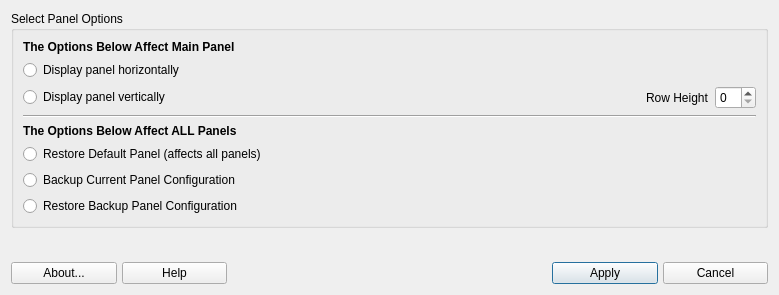
First picture: the form in mxpanelorientation.ui, repository AdrianTM/mx-panel-orientation, before the edit.
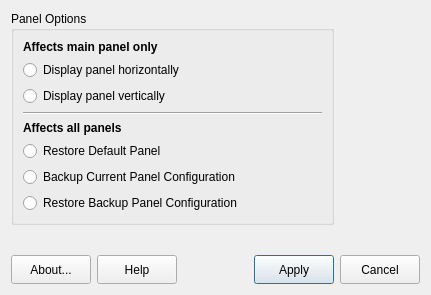
Second picture: the form after the edit. Icons and pictures are not drawn.

Commit message: no-row-height version

What changed in the file:
```diff
--- a/mxpanelorientation.ui
+++ b/mxpanelorientation.ui
@@ -6,7 +6,7 @@
    <rect>
     <x>0</x>
     <y>0</y>
-    <width>779</width>
+    <width>404</width>
     <height>295</height>
    </rect>
   </property>
@@ -14,206 +14,16 @@
    <string>MX Panel Orientation</string>
   </property>
   <layout class="QGridLayout" name="gridLayout">
-   <item row="2" column="0">
-    <layout class="QGridLayout" name="buttonBar" columnstretch="0,0,0,0,0,0,0,0,0,0">
-     <property name="sizeConstraint">
-      <enum>QLayout::SetDefaultConstraint</enum>
-     </property>
-     <property name="leftMargin">
-      <number>0</number>
-     </property>
-     <property name="topMargin">
-      <number>0</number>
-     </property>
-     <property name="rightMargin">
-      <number>0</number>
-     </property>
-     <property name="bottomMargin">
-      <number>0</number>
-     </property>
-     <property name="spacing">
-      <number>5</number>
-     </property>
-     <item row="0" column="1">
-      <widget class="QPushButton" name="buttonHelp">
-       <property name="sizePolicy">
-        <sizepolicy hsizetype="Minimum" vsizetype="Preferred">
-         <horstretch>0</horstretch>
-         <verstretch>0</verstretch>
-        </sizepolicy>
-       </property>
-       <property name="toolTip">
-        <string>Display help </string>
-       </property>
-       <property name="text">
-        <string>Help</string>
-       </property>
-       <property name="icon">
-        <iconset>
-         <normaloff>../../../../../../../../usr/share/mx-panel-orientation/icons/gnome-help.png</normaloff>../../../../../../../../usr/share/mx-panel-orientation/icons/gnome-help.png</iconset>
-       </property>
-       <property name="shortcut">
-        <string>Alt+H</string>
-       </property>
-      </widget>
-     </item>
-     <item row="0" column="5">
-      <spacer name="horizontalSpacer2">
-       <property name="orientation">
-        <enum>Qt::Horizontal</enum>
-       </property>
-       <property name="sizeType">
-        <enum>QSizePolicy::Minimum</enum>
-       </property>
-       <property name="sizeHint" stdset="0">
-        <size>
-         <width>100</width>
-         <height>20</height>
-        </size>
-       </property>
-      </spacer>
-     </item>
-     <item row="0" column="0">
-      <widget class="QPushButton" name="buttonAbout">
-       <property name="sizePolicy">
-        <sizepolicy hsizetype="Minimum" vsizetype="Preferred">
-         <horstretch>0</horstretch>
-         <verstretch>0</verstretch>
-        </sizepolicy>
-       </property>
-       <property name="toolTip">
-        <string>About this application</string>
-       </property>
-       <property name="text">
-        <string>About...</string>
-       </property>
-       <property name="icon">
-        <iconset>
-         <normaloff>../../../../../../../../usr/share/mx-panel-orientation/icons/accessories-text-editor.png</normaloff>../../../../../../../../usr/share/mx-panel-orientation/icons/accessories-text-editor.png</iconset>
-       </property>
-       <property name="shortcut">
-        <string>Alt+B</string>
-       </property>
-       <property name="autoDefault">
-        <bool>true</bool>
-       </property>
-      </widget>
-     </item>
-     <item row="0" column="2">
-      <spacer name="horizontalSpacer1">
-       <property name="orientation">
-        <enum>Qt::Horizontal</enum>
-       </property>
-       <property name="sizeType">
-        <enum>QSizePolicy::Minimum</enum>
-       </property>
-       <property name="sizeHint" stdset="0">
-        <size>
-         <width>183</width>
-         <height>20</height>
-        </size>
-       </property>
-      </spacer>
-     </item>
-     <item row="0" column="9">
-      <widget class="QPushButton" name="buttonCancel">
-       <property name="sizePolicy">
-        <sizepolicy hsizetype="Minimum" vsizetype="Preferred">
-         <horstretch>0</horstretch>
-         <verstretch>0</verstretch>
-        </sizepolicy>
-       </property>
-       <property name="toolTip">
-        <string>Quit application</string>
-       </property>
-       <property name="text">
-        <string>Cancel</string>
-       </property>
-       <property name="icon">
-        <iconset>
-         <normaloff>../../../../../../../../usr/share/mx-panel-orientation/icons/gtk-cancel.png</normaloff>../../../../../../../../usr/share/mx-panel-orientation/icons/gtk-cancel.png</iconset>
-       </property>
-       <property name="shortcut">
-        <string>Alt+N</string>
-       </property>
-       <property name="autoDefault">
-        <bool>true</bool>
-       </property>
-      </widget>
-     </item>
-     <item row="0" column="3">
-      <widget class="QLabel" name="labelMX">
-       <property name="maximumSize">
-        <size>
-         <width>32</width>
-         <height>32</height>
-        </size>
-       </property>
-       <property name="midLineWidth">
-        <number>0</number>
-       </property>
-       <property name="text">
-        <string/>
-       </property>
-       <property name="pixmap">
-        <pixmap>../../../../../../../../usr/share/mx-panel-orientation/icons/mxfcelogo.png</pixmap>
-       </property>
-       <property name="scaledContents">
-        <bool>true</bool>
-       </property>
-      </widget>
-     </item>
-     <item row="0" column="7">
-      <widget class="QPushButton" name="buttonApply">
-       <property name="sizePolicy">
-        <sizepolicy hsizetype="Minimum" vsizetype="Preferred">
-         <horstretch>0</horstretch>
-         <verstretch>0</verstretch>
-        </sizepolicy>
-       </property>
-       <property name="text">
-        <string>Apply</string>
-       </property>
-       <property name="icon">
-        <iconset>
-         <normaloff>../../../../../../../../usr/share/mx-panel-orientation/icons/dialog-ok.png</normaloff>../../../../../../../../usr/share/mx-panel-orientation/icons/dialog-ok.png</iconset>
-       </property>
-       <property name="shortcut">
-        <string/>
-       </property>
-       <property name="autoDefault">
-        <bool>true</bool>
-       </property>
-       <property name="default">
-        <bool>true</bool>
-       </property>
-      </widget>
-     </item>
-    </layout>
-   </item>
-   <item row="1" column="0">
-    <spacer name="verticalSpacer">
-     <property name="orientation">
-      <enum>Qt::Vertical</enum>
-     </property>
-     <property name="sizeHint" stdset="0">
-      <size>
-       <width>20</width>
-       <height>40</height>
-      </size>
-     </property>
-    </spacer>
-   </item>
-   <item row="0" column="0">
+   <item row="0" column="0" colspan="6">
     <widget class="QGroupBox" name="groupPanel">
      <property name="title">
-      <string>Select Panel Options</string>
+      <string>Panel Options</string>
      </property>
      <layout class="QGridLayout" name="gridLayout_2">
       <item row="0" column="0" colspan="2">
        <widget class="QLabel" name="label_2">
         <property name="text">
-         <string>&lt;html&gt;&lt;head/&gt;&lt;body&gt;&lt;p&gt;&lt;span style=&quot; font-weight:600;&quot;&gt;The Options Below Affect Main Panel&lt;/span&gt;&lt;/p&gt;&lt;/body&gt;&lt;/html&gt;</string>
+         <string>&lt;html&gt;&lt;head/&gt;&lt;body&gt;&lt;p&gt;&lt;span style=&quot; font-weight:600;&quot;&gt;Affects main panel only&lt;/span&gt;&lt;/p&gt;&lt;/body&gt;&lt;/html&gt;</string>
         </property>
        </widget>
       </item>
@@ -231,33 +41,6 @@
         </property>
        </widget>
       </item>
-      <item row="2" column="1">
-       <spacer name="horizontalSpacer">
-        <property name="orientation">
-         <enum>Qt::Horizontal</enum>
-        </property>
-        <property name="sizeHint" stdset="0">
-         <size>
-          <width>420</width>
-          <height>20</height>
-         </size>
-        </property>
-       </spacer>
-      </item>
-      <item row="2" column="2">
-       <layout class="QHBoxLayout" name="horizontalLayout">
-        <item>
-         <widget class="QLabel" name="label_3">
-          <property name="text">
-           <string>Row Height</string>
-          </property>
-         </widget>
-        </item>
-        <item>
-         <widget class="QSpinBox" name="spinRowHeight"/>
-        </item>
-       </layout>
-      </item>
       <item row="3" column="0" colspan="3">
        <widget class="Line" name="line">
         <property name="orientation">
@@ -268,14 +51,14 @@
       <item row="4" column="0" colspan="2">
        <widget class="QLabel" name="label">
         <property name="text">
-         <string>&lt;html&gt;&lt;head/&gt;&lt;body&gt;&lt;p&gt;&lt;span style=&quot; font-weight:600;&quot;&gt;The Options Below Affect ALL Panels&lt;/span&gt;&lt;/p&gt;&lt;/body&gt;&lt;/html&gt;</string>
+         <string>&lt;html&gt;&lt;head/&gt;&lt;body&gt;&lt;p&gt;&lt;span style=&quot; font-weight:600;&quot;&gt;Affects all panels&lt;/span&gt;&lt;/p&gt;&lt;/body&gt;&lt;/html&gt;</string>
         </property>
        </widget>
       </item>
       <item row="5" column="0" colspan="2">
        <widget class="QRadioButton" name="radioDefaultPanel">
         <property name="text">
-         <string>Restore Default Panel (affects all panels)</string>
+         <string>Restore Default Panel</string>
         </property>
        </widget>
       </item>
@@ -296,6 +79,174 @@
      </layout>
     </widget>
    </item>
+   <item row="1" column="2">
+    <spacer name="verticalSpacer">
+     <property name="orientation">
+      <enum>Qt::Vertical</enum>
+     </property>
+     <property name="sizeHint" stdset="0">
+      <size>
+       <width>20</width>
+       <height>40</height>
+      </size>
+     </property>
+    </spacer>
+   </item>
+   <item row="2" column="0">
+    <widget class="QPushButton" name="buttonAbout">
+     <property name="sizePolicy">
+      <sizepolicy hsizetype="Minimum" vsizetype="Preferred">
+       <horstretch>0</horstretch>
+       <verstretch>0</verstretch>
+      </sizepolicy>
+     </property>
+     <property name="toolTip">
+      <string>About this application</string>
+     </property>
+     <property name="text">
+      <string>About...</string>
+     </property>
+     <property name="icon">
+      <iconset>
+       <normaloff>../../../../../../../../usr/share/mx-panel-orientation/icons/accessories-text-editor.png</normaloff>../../../../../../../../usr/share/mx-panel-orientation/icons/accessories-text-editor.png</iconset>
+     </property>
+     <property name="shortcut">
+      <string>Alt+B</string>
+     </property>
+     <property name="autoDefault">
+      <bool>true</bool>
+     </property>
+    </widget>
+   </item>
+   <item row="2" column="1">
+    <widget class="QPushButton" name="buttonHelp">
+     <property name="sizePolicy">
+      <sizepolicy hsizetype="Minimum" vsizetype="Preferred">
+       <horstretch>0</horstretch>
+       <verstretch>0</verstretch>
+      </sizepolicy>
+     </property>
+     <property name="toolTip">
+      <string>Display help </string>
+     </property>
+     <property name="text">
+      <string>Help</string>
+     </property>
+     <property name="icon">
+      <iconset>
+       <normaloff>../../../../../../../../usr/share/mx-panel-orientation/icons/gnome-help.png</normaloff>../../../../../../../../usr/share/mx-panel-orientation/icons/gnome-help.png</iconset>
+     </property>
+     <property name="shortcut">
+      <string>Alt+H</string>
+     </property>
+    </widget>
+   </item>
+   <item row="2" column="2">
+    <spacer name="horizontalSpacer1">
+     <property name="orientation">
+      <enum>Qt::Horizontal</enum>
+     </property>
+     <property name="sizeType">
+      <enum>QSizePolicy::Minimum</enum>
+     </property>
+     <property name="sizeHint" stdset="0">
+      <size>
+       <width>28</width>
+       <height>29</height>
+      </size>
+     </property>
+    </spacer>
+   </item>
+   <item row="2" column="3">
+    <widget class="QLabel" name="labelMX">
+     <property name="maximumSize">
+      <size>
+       <width>32</width>
+       <height>32</height>
+      </size>
+     </property>
+     <property name="midLineWidth">
+      <number>0</number>
+     </property>
+     <property name="text">
+      <string/>
+     </property>
+     <property name="pixmap">
+      <pixmap>../../../../../../../../usr/share/mx-panel-orientation/icons/mxfcelogo.png</pixmap>
+     </property>
+     <property name="scaledContents">
+      <bool>true</bool>
+     </property>
+    </widget>
+   </item>
+   <item row="2" column="4">
+    <spacer name="horizontalSpacer2">
+     <property name="orientation">
+      <enum>Qt::Horizontal</enum>
+     </property>
+     <property name="sizeType">
+      <enum>QSizePolicy::Minimum</enum>
+     </property>
+     <property name="sizeHint" stdset="0">
+      <size>
+       <width>18</width>
+       <height>29</height>
+      </size>
+     </property>
+    </spacer>
+   </item>
+   <item row="2" column="5">
+    <widget class="QPushButton" name="buttonApply">
+     <property name="sizePolicy">
+      <sizepolicy hsizetype="Minimum" vsizetype="Preferred">
+       <horstretch>0</horstretch>
+       <verstretch>0</verstretch>
+      </sizepolicy>
+     </property>
+     <property name="text">
+      <string>Apply</string>
+     </property>
+     <property name="icon">
+      <iconset>
+       <normaloff>../../../../../../../../usr/share/mx-panel-orientation/icons/dialog-ok.png</normaloff>../../../../../../../../usr/share/mx-panel-orientation/icons/dialog-ok.png</iconset>
+     </property>
+     <property name="shortcut">
+      <string/>
+     </property>
+     <property name="autoDefault">
+      <bool>true</bool>
+     </property>
+     <property name="default">
+      <bool>true</bool>
+     </property>
+    </widget>
+   </item>
+   <item row="2" column="6">
+    <widget class="QPushButton" name="buttonCancel">
+     <property name="sizePolicy">
+      <sizepolicy hsizetype="Minimum" vsizetype="Preferred">
+       <horstretch>0</horstretch>
+       <verstretch>0</verstretch>
+      </sizepolicy>
+     </property>
+     <property name="toolTip">
+      <string>Quit application</string>
+     </property>
+     <property name="text">
+      <string>Cancel</string>
+     </property>
+     <property name="icon">
+      <iconset>
+       <normaloff>../../../../../../../../usr/share/mx-panel-orientation/icons/gtk-cancel.png</normaloff>../../../../../../../../usr/share/mx-panel-orientation/icons/gtk-cancel.png</iconset>
+     </property>
+     <property name="shortcut">
+      <string>Alt+N</string>
+     </property>
+     <property name="autoDefault">
+      <bool>true</bool>
+     </property>
+    </widget>
+   </item>
   </layout>
  </widget>
  <resources/>
```
The commit also changes 4 other files.
